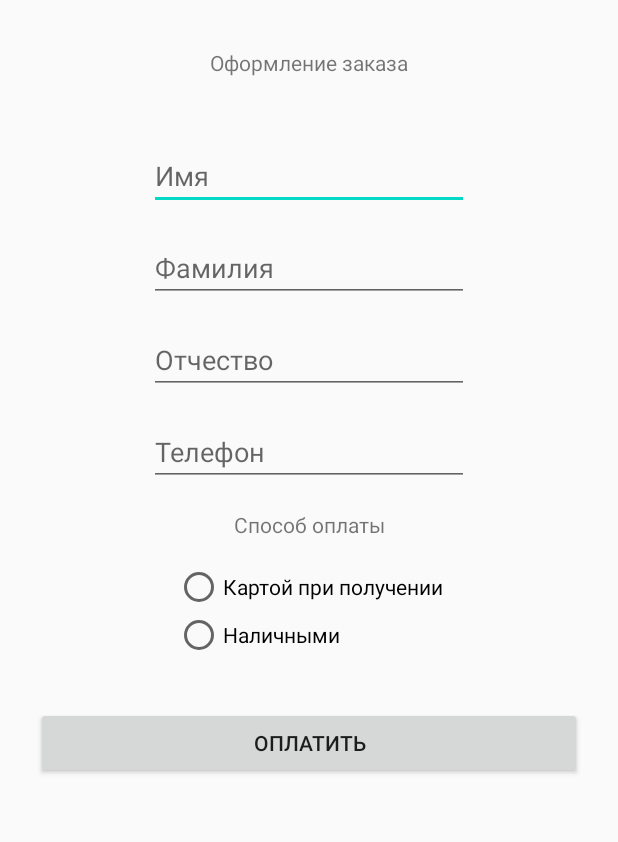
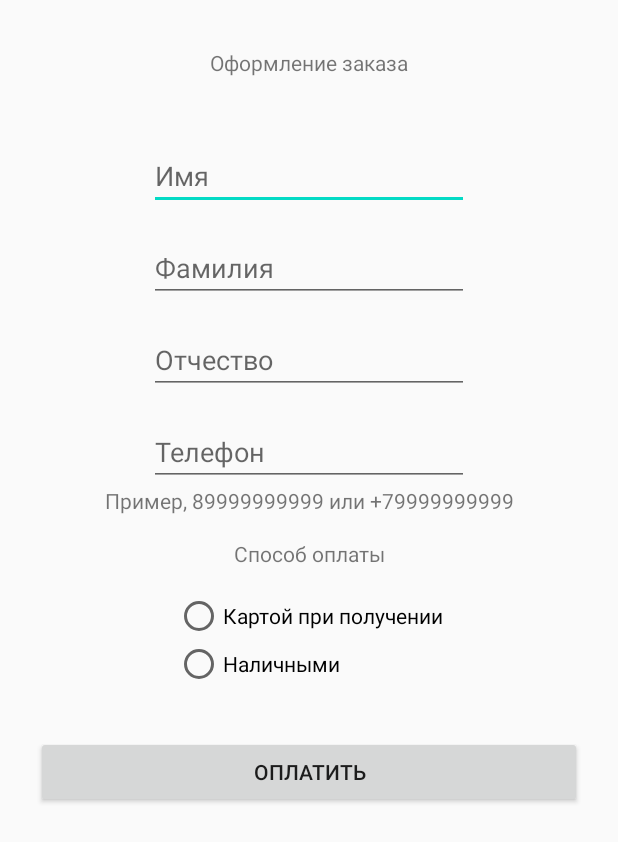
Before and after one commit to Skyrel74/HW4L7, an Android app: the layout activity_main.xml on its own in the app's theme, with its tools: preview values and no code run, on a phone screen of 412 x 824 dp. Shown: the top 842 px of the screen. Run offline under Robolectric (Android 15) with nearby library versions, the phone set to English and light mode, and no system bars.

Commit message:
Added Moxy and integrated in project Added validation of EditText fields Made homework for 8th lesson

```diff
--- a/app/src/main/java/com/example/hw4l7/PriceFormatter.kt
+++ b/app/src/main/java/com/example/hw4l7/PriceFormatter.kt
@@ -6,5 +6,5 @@ interface PriceFormatter {
      * If price have not fractional part than it will be printed as integer
      * If price have fractional part than it will be rounded for 2 symbols after "."
      */
-    fun formatPrice(price: Double) : String
+    fun formatPrice(price: Double): String
 }
--- a/app/src/main/java/com/example/hw4l7/Product.kt
+++ b/app/src/main/java/com/example/hw4l7/Product.kt
@@ -1,6 +1,6 @@
 package com.example.hw4l7
 
-class Product (
+class Product(
     /**
      * Must be positive
      */
--- a/app/src/main/res/layout/activity_main.xml
+++ b/app/src/main/res/layout/activity_main.xml
@@ -12,11 +12,11 @@
         tools:context=".MainActivity">
 
         <TextView
-            android:id="@+id/Header"
+            android:id="@+id/CheckoutHeader"
             android:layout_width="wrap_content"
             android:layout_height="wrap_content"
             android:layout_marginTop="32dp"
-            android:text="@string/Header"
+            android:text="@string/CheckoutHeader"
             app:layout_constraintLeft_toLeftOf="parent"
             app:layout_constraintRight_toRightOf="parent"
             app:layout_constraintTop_toTopOf="parent" />
@@ -33,7 +33,7 @@
             android:orientation="vertical"
             app:layout_constraintEnd_toEndOf="parent"
             app:layout_constraintStart_toStartOf="parent"
-            app:layout_constraintTop_toBottomOf="@+id/Header">
+            app:layout_constraintTop_toBottomOf="@+id/CheckoutHeader">
 
             <TextView
                 android:id="@+id/textView"
@@ -43,7 +43,7 @@
         </LinearLayout>
 
         <EditText
-            android:id="@+id/Name"
+            android:id="@+id/FirstName"
             android:layout_width="wrap_content"
             android:layout_height="wrap_content"
             android:layout_marginStart="32dp"
@@ -60,29 +60,29 @@
             android:autofillHints="" />
 
         <EditText
-            android:id="@+id/editText2"
+            android:id="@+id/Surname"
             android:layout_width="wrap_content"
             android:layout_height="wrap_content"
             android:layout_marginTop="16dp"
             android:ems="10"
             android:hint="@string/Surname"
             android:inputType="textPersonName"
-            app:layout_constraintEnd_toEndOf="@+id/Name"
-            app:layout_constraintStart_toStartOf="@+id/Name"
-            app:layout_constraintTop_toBottomOf="@+id/Name"
+            app:layout_constraintEnd_toEndOf="@+id/FirstName"
+            app:layout_constraintStart_toStartOf="@+id/FirstName"
+            app:layout_constraintTop_toBottomOf="@+id/FirstName"
             android:autofillHints="" />
 
         <EditText
-            android:id="@+id/editText4"
+            android:id="@+id/SecondName"
             android:layout_width="wrap_content"
             android:layout_height="wrap_content"
             android:layout_marginTop="16dp"
             android:ems="10"
             android:hint="@string/MiddleName"
             android:inputType="textPersonName"
-            app:layout_constraintEnd_toEndOf="@+id/Name"
-            app:layout_constraintStart_toStartOf="@+id/Name"
-            app:layout_constraintTop_toBottomOf="@+id/editText2"
+            app:layout_constraintEnd_toEndOf="@+id/FirstName"
+            app:layout_constraintStart_toStartOf="@+id/FirstName"
+            app:layout_constraintTop_toBottomOf="@+id/Surname"
             android:autofillHints="" />
 
         <EditText
@@ -93,9 +93,9 @@
             android:ems="10"
             android:hint="@string/Phone"
             android:inputType="phone"
-            app:layout_constraintEnd_toEndOf="@+id/Name"
-            app:layout_constraintStart_toStartOf="@+id/Name"
-            app:layout_constraintTop_toBottomOf="@+id/editText4"
+            app:layout_constraintEnd_toEndOf="@+id/FirstName"
+            app:layout_constraintStart_toStartOf="@+id/FirstName"
+            app:layout_constraintTop_toBottomOf="@+id/SecondName"
             android:autofillHints="" />
 
         <TextView
@@ -106,7 +106,7 @@
             android:text="@string/PayChose"
             app:layout_constraintEnd_toEndOf="parent"
             app:layout_constraintStart_toStartOf="parent"
-            app:layout_constraintTop_toBottomOf="@+id/Phone" />
+            app:layout_constraintTop_toBottomOf="@+id/textView2" />
 
         <RadioGroup
             android:id="@+id/radioGroup"
@@ -147,5 +147,14 @@
             app:layout_constraintStart_toStartOf="parent"
             app:layout_constraintTop_toBottomOf="@+id/radioGroup" />
 
+        <TextView
+            android:id="@+id/textView2"
+            android:layout_width="wrap_content"
+            android:layout_height="wrap_content"
+            android:text="@string/PhoneHint"
+            app:layout_constraintEnd_toEndOf="parent"
+            app:layout_constraintStart_toStartOf="parent"
+            app:layout_constraintTop_toBottomOf="@+id/Phone" />
+
     </androidx.constraintlayout.widget.ConstraintLayout>
 </ScrollView>
--- a/app/src/main/res/values/strings.xml
+++ b/app/src/main/res/values/strings.xml
@@ -1,6 +1,6 @@
 <resources>
     <string name="app_name">HW4L7</string>
-    <string name="Header">Оформление заказа</string>
+    <string name="CheckoutHeader">Оформление заказа</string>
     <string name="Price">Цена</string>
     <string name="Discount">Скидка</string>
     <string name="Result">Итого</string>
@@ -12,4 +12,5 @@
     <string name="Cash">Наличными</string>
     <string name="Card">Картой при получении</string>
     <string name="Pay">Оплатить</string>
+    <string name="PhoneHint">Пример, 89999999999 или +79999999999</string>
 </resources>
--- a/build.gradle
+++ b/build.gradle
@@ -1,7 +1,8 @@
 // Top-level build file where you can add configuration options common to all sub-projects/modules.
 
 buildscript {
-    ext.kotlin_version = '1.3.71'
+    ext.kotlin_version = '1.3.72'
+    ext.moxyVersion = '2.1.2'
     repositories {
         google()
         jcenter()
```
Also changed, not shown: app/build.gradle (+8 -1 lines), app/src/main/java/com/example/hw4l7/CartPresenter.kt (+35 -5 lines), app/src/main/java/com/example/hw4l7/MainActivity.kt (+89 -16 lines), app/src/main/java/com/example/hw4l7/OrderModel.kt (added, +11 -0 lines), app/src/main/java/com/example/hw4l7/ProductView.kt (+25 -1 lines), app/src/main/res/drawable/ic_error.xml (added, +9 -0 lines).
